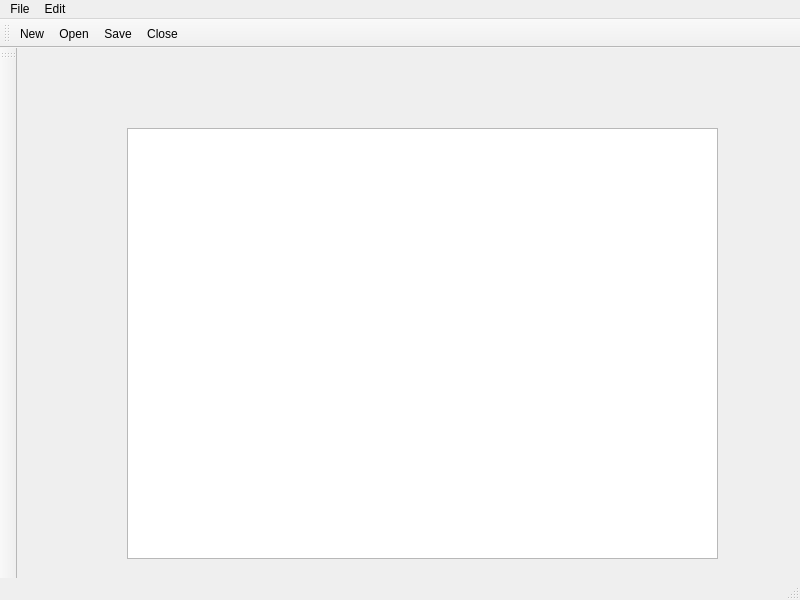
The window that mainwindow.ui (rudabrah/Scrumptus) describes before a commit, drawn with Qt 5.
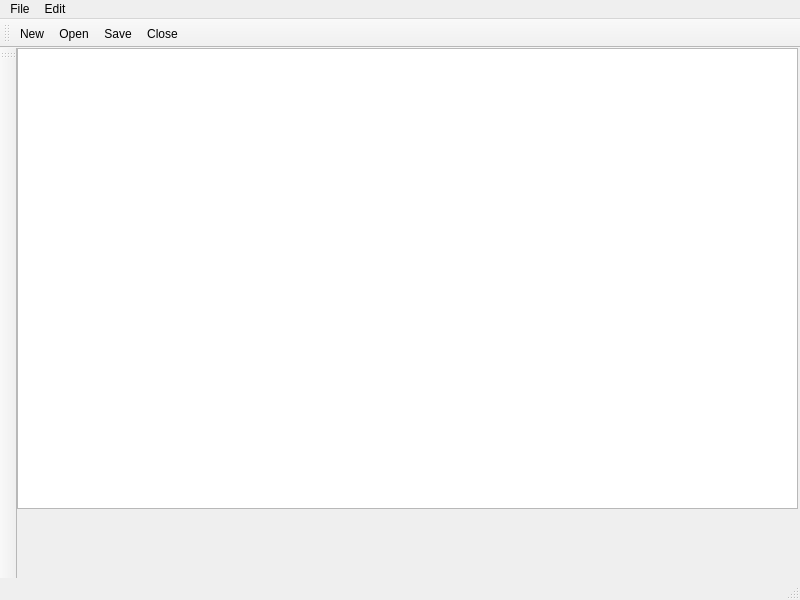
The same window after the commit.

Patch:
```diff
--- a/mainwindow.ui
+++ b/mainwindow.ui
@@ -17,10 +17,10 @@
    <widget class="QTextEdit" name="textEdit">
     <property name="geometry">
      <rect>
-      <x>110</x>
-      <y>80</y>
-      <width>591</width>
-      <height>431</height>
+      <x>0</x>
+      <y>0</y>
+      <width>781</width>
+      <height>461</height>
      </rect>
     </property>
    </widget>
```
Left out of the diff: 6 changed lines with no effect on the pictures.
